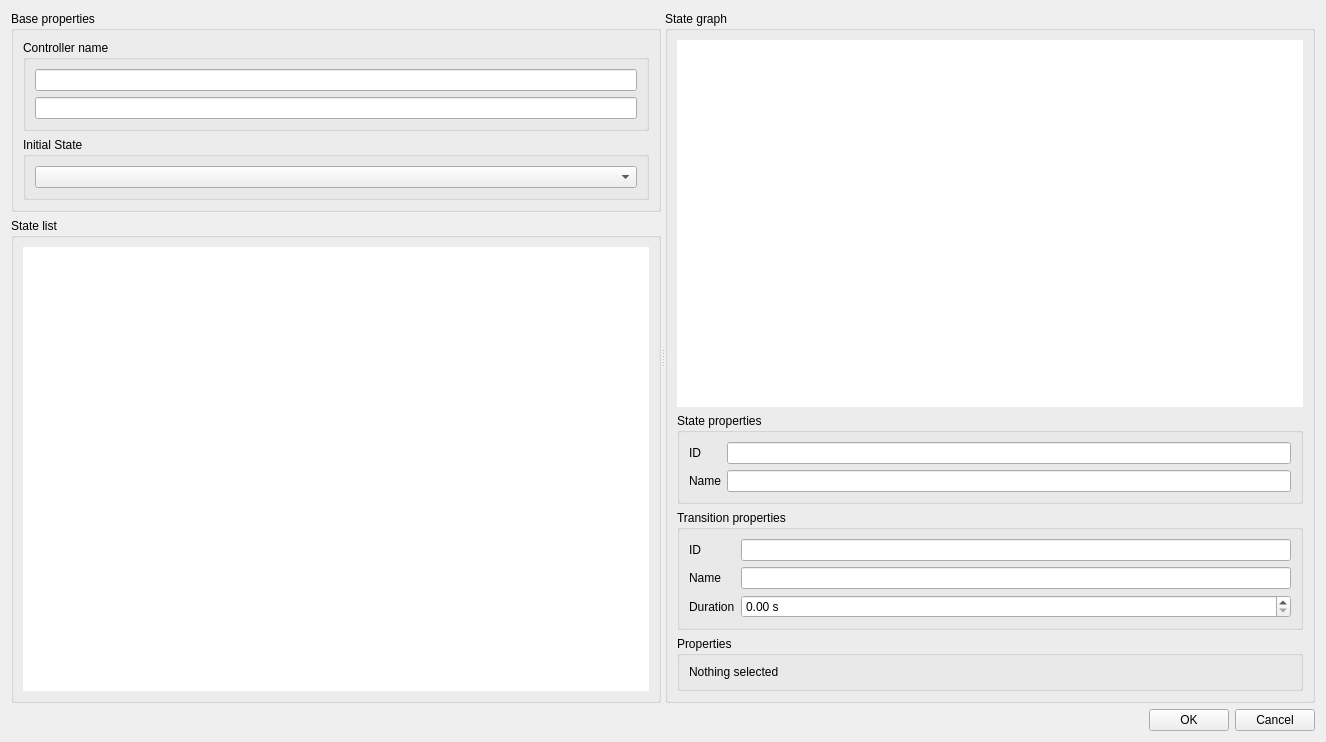
Qt form editor/gui/dlganimator.ui (ensisoft/detonator) before a commit.
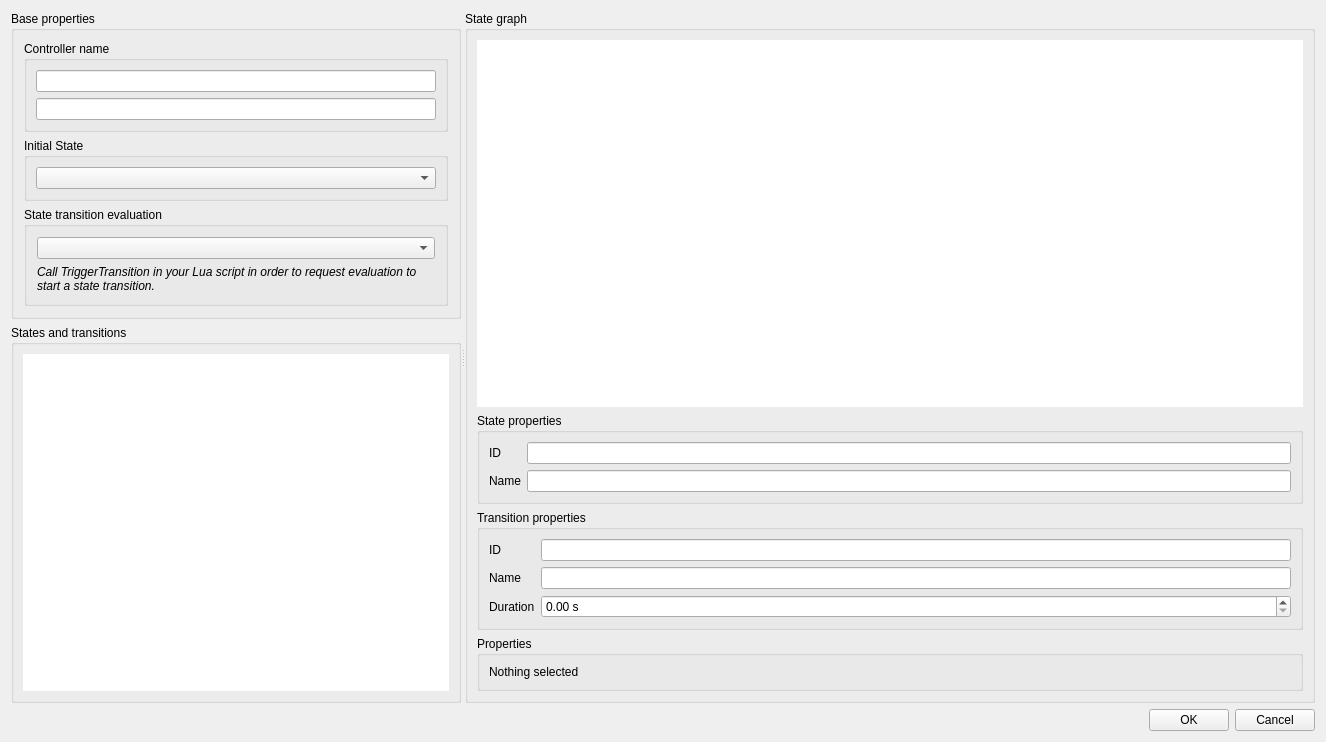
The same form after that commit. Icons and pictures are not drawn.

Commit message:
Update entity state contollrer UI dialog in entity widget
Update entity state controller UI dialog in entity widget.

TODO: Fix the transition selection, probably the selection box
is wrong.

Patch:
```diff
--- a/editor/gui/dlganimator.ui
+++ b/editor/gui/dlganimator.ui
@@ -25,7 +25,7 @@
         <widget class="QGroupBox" name="groupBox_3">
          <property name="minimumSize">
           <size>
-           <width>0</width>
+           <width>450</width>
            <height>0</height>
           </size>
          </property>
@@ -33,6 +33,18 @@
           <string>Base properties</string>
          </property>
          <layout class="QVBoxLayout" name="verticalLayout_4">
+          <property name="leftMargin">
+           <number>10</number>
+          </property>
+          <property name="topMargin">
+           <number>10</number>
+          </property>
+          <property name="rightMargin">
+           <number>10</number>
+          </property>
+          <property name="bottomMargin">
+           <number>10</number>
+          </property>
           <item>
            <widget class="QGroupBox" name="groupBox_4">
             <property name="title">
@@ -83,6 +95,46 @@
             </layout>
            </widget>
           </item>
+          <item>
+           <widget class="QGroupBox" name="groupBox_6">
+            <property name="title">
+             <string>State transition evaluation</string>
+            </property>
+            <property name="flat">
+             <bool>true</bool>
+            </property>
+            <layout class="QVBoxLayout" name="verticalLayout_9">
+             <property name="leftMargin">
+              <number>10</number>
+             </property>
+             <property name="topMargin">
+              <number>10</number>
+             </property>
+             <property name="rightMargin">
+              <number>10</number>
+             </property>
+             <property name="bottomMargin">
+              <number>10</number>
+             </property>
+             <item>
+              <widget class="QComboBox" name="cmbTransitionMode"/>
+             </item>
+             <item>
+              <widget class="QLabel" name="label_5">
+               <property name="text">
+                <string>&lt;html&gt;&lt;head/&gt;&lt;body&gt;&lt;p&gt;&lt;span style=&quot; font-style:italic;&quot;&gt;Call TriggerTransition in your Lua script in order to request evaluation to start a state transition.&lt;/span&gt;&lt;/p&gt;&lt;/body&gt;&lt;/html&gt;</string>
+               </property>
+               <property name="scaledContents">
+                <bool>false</bool>
+               </property>
+               <property name="wordWrap">
+                <bool>true</bool>
+               </property>
+              </widget>
+             </item>
+            </layout>
+           </widget>
+          </item>
          </layout>
         </widget>
        </item>
@@ -95,7 +147,7 @@
           </size>
          </property>
          <property name="title">
-          <string>State list</string>
+          <string>States and transitions</string>
          </property>
          <layout class="QVBoxLayout" name="verticalLayout_7">
           <item>
@@ -125,7 +177,7 @@
      <widget class="QGroupBox" name="groupBox">
       <property name="sizePolicy">
        <sizepolicy hsizetype="MinimumExpanding" vsizetype="MinimumExpanding">
-        <horstretch>0</horstretch>
+        <horstretch>1</horstretch>
         <verstretch>0</verstretch>
        </sizepolicy>
       </property>
```
The commit also changes 3 other files.
